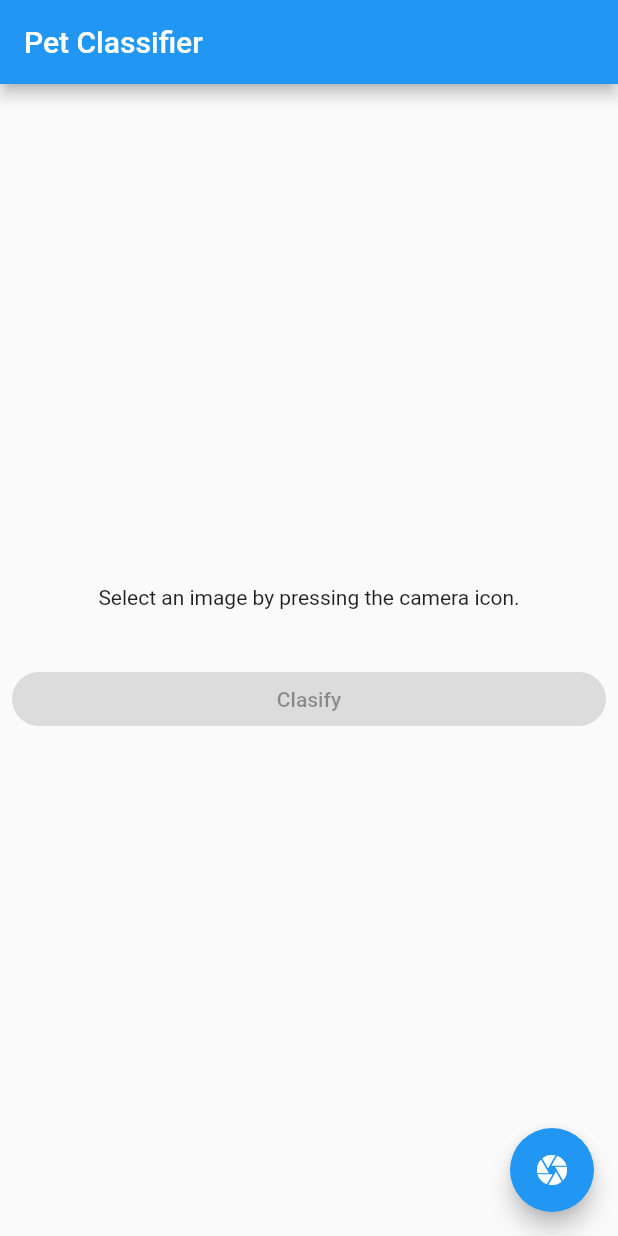
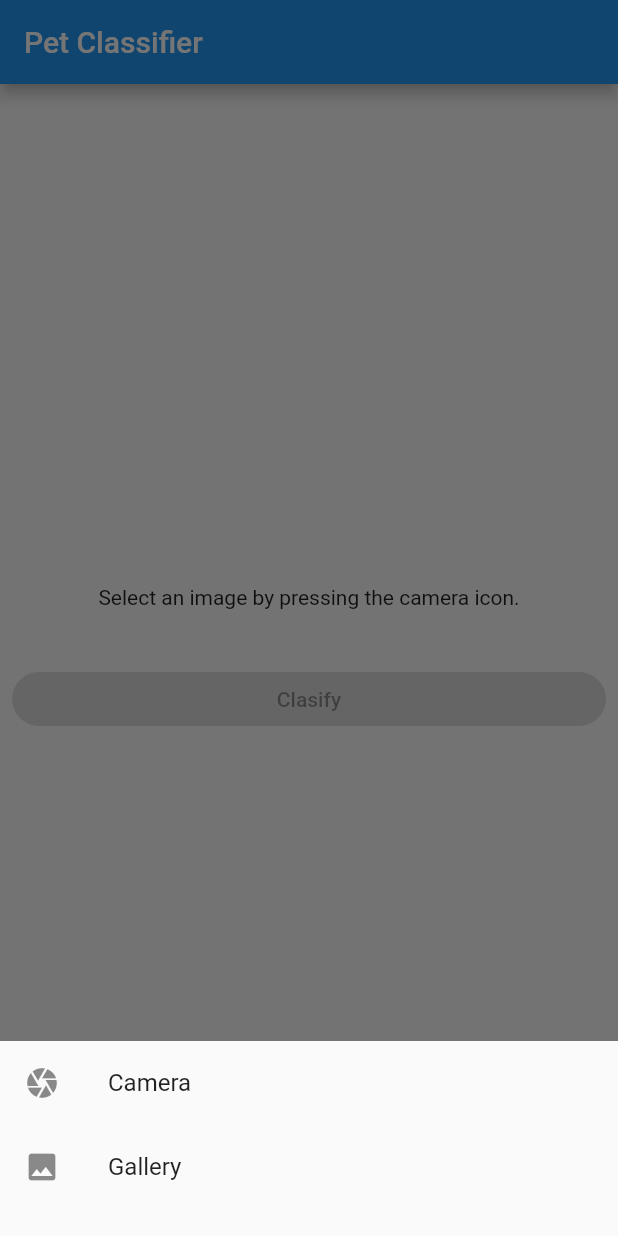
Before and after one commit to dnth/flutter_pet_classifier, a Flutter app: the screen it shows after launch, after a tap on the "camera" icon, on a phone screen of 412 x 824 dp. Run offline on Flutter 3.47's test engine with Material 2 defaults, Android fonts, the phone set to English and light mode, and no system bars; our stand-ins replace image_picker.

Commit message:
add gallery or icon modal shet

```diff
--- a/lib/main.dart
+++ b/lib/main.dart
@@ -21,6 +21,7 @@ class MyApp extends StatelessWidget {
         primarySwatch: Colors.blue,
       ),
       home: const MyHomePage(title: 'Pet Classifier'),
+      debugShowCheckedModeBanner: false,
     );
   }
 }
@@ -114,20 +115,67 @@ class _MyHomePageState extends State<MyHomePage> {
         ),
       ),
       floatingActionButton: FloatingActionButton(
-        onPressed: () async {
-          final XFile? pickedFile =
-              await ImagePicker().pickImage(source: ImageSource.camera);
+        onPressed: () {
+          showModalBottomSheet<void>(
+              context: context,
+              builder: (BuildContext context) {
+                return Container(
+                    height: 130,
+                    child: ListView(
+                      children: [
+                        ListTile(
+                          leading: Icon(Icons.camera),
+                          title: const Text("Camera"),
+                          onTap: () async {
+                            final XFile? pickedFile = await ImagePicker()
+                                .pickImage(source: ImageSource.camera);
 
                             if (pickedFile == null) {
                               print('no file selected');
                               return null;
                             } else {
+                              // Clear result of previous inference as soon as new image is selected
+                              setState(() {
+                                _resultString = "";
+                              });
+
                               final imgFile = File(pickedFile.path);
 
                               setState(() {
                                 imageURI = imgFile;
                               });
+                              Navigator.pop(context);
                             }
+                          },
+                        ),
+                        ListTile(
+                          leading: Icon(Icons.image),
+                          title: const Text("Gallery"),
+                          onTap: () async {
+                            final XFile? pickedFile = await ImagePicker()
+                                .pickImage(source: ImageSource.gallery);
+
+                            if (pickedFile == null) {
+                              print('no file selected');
+                              return null;
+                            } else {
+                              // Clear result of previous inference as soon as new image is selected
+                              setState(() {
+                                _resultString = "";
+                              });
+
+                              final imgFile = File(pickedFile.path);
+
+                              setState(() {
+                                imageURI = imgFile;
+                              });
+                              Navigator.pop(context);
+                            }
+                          },
+                        )
+                      ],
+                    ));
+              });
         },
         child: const Icon(Icons.camera),
       ),
```
Lines whose indentation alone changed are shown as unchanged.
